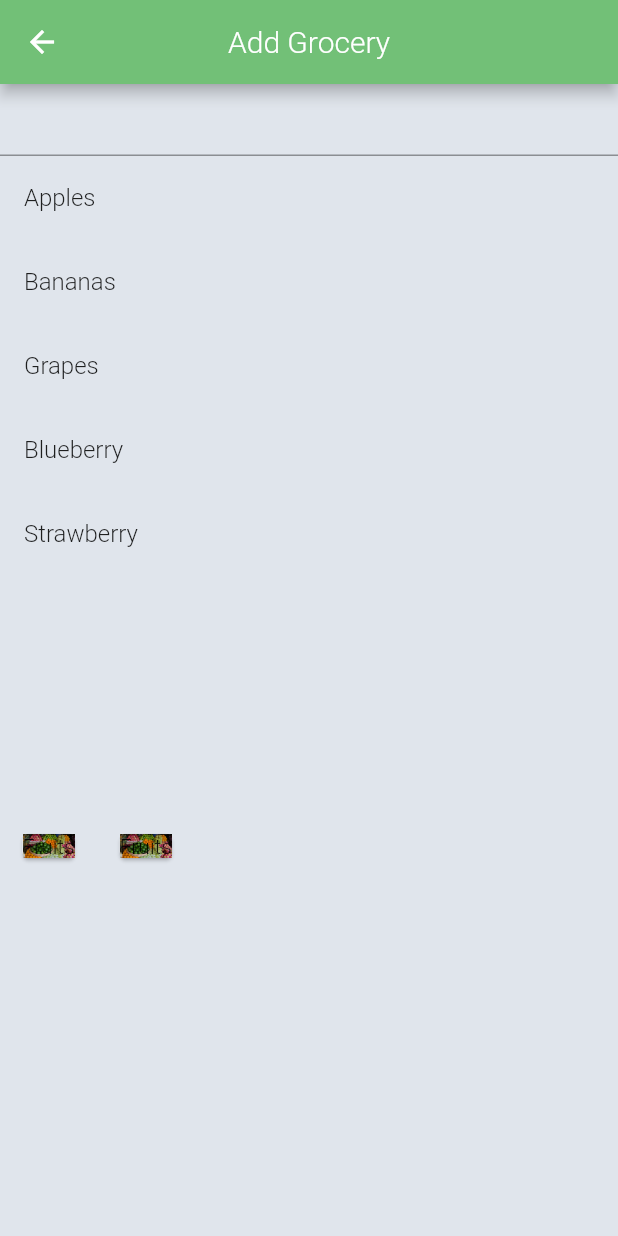
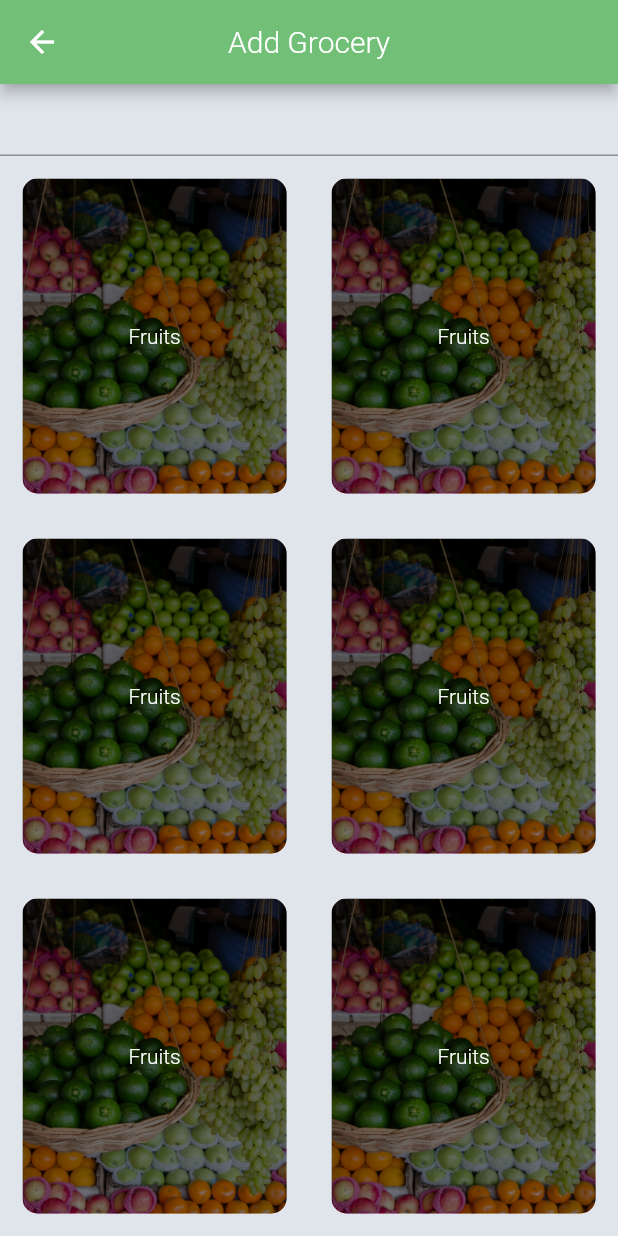
Before and after one commit to ojasvinaik13/GroPlan, a Flutter app: the AddPage screen opened directly, on a phone screen of 412 x 824 dp. Run offline on Flutter 3.47's test engine with Material 2 defaults, Android fonts, the phone set to English and light mode, and no system bars.

Commit message:
Added Cards for add page

```diff
--- a/groplan/lib/components/category_card.dart
+++ b/groplan/lib/components/category_card.dart
@@ -1,8 +1,7 @@
 import 'package:flutter/material.dart';
 
 class CategoryCard extends StatelessWidget {
-  CategoryCard(
-      {@required this.titleText, this.onClick, @required this.imgname});
+  CategoryCard({this.titleText, this.onClick, @required this.imgname});
 
   final Widget titleText;
   final Function onClick;
@@ -12,17 +11,29 @@ class CategoryCard extends StatelessWidget {
   Widget build(BuildContext context) {
     return GestureDetector(
       onTap: onClick,
-      child: Card(
-        child: Container(
-          decoration: BoxDecoration(
-            image: DecorationImage(
-              image: AssetImage(imgname),
-              fit: BoxFit.fitWidth,
+      child: Stack(
+        children: <Widget>[
+          Container(
+            alignment: Alignment.center,
+            margin: EdgeInsets.all(15.0),
+            decoration: BoxDecoration(
+              borderRadius: BorderRadius.circular(10.0),
+              image: DecorationImage(
+                image: AssetImage(imgname),
+                fit: BoxFit.cover,
+              ),
             ),
           ),
-          child: titleText,
-        ),
-        margin: EdgeInsets.all(15.0),
+          Container(
+            alignment: Alignment.center,
+            margin: EdgeInsets.all(15.0),
+            child: titleText,
+            decoration: BoxDecoration(
+              borderRadius: BorderRadius.circular(10.0),
+              color: Color.fromRGBO(0, 0, 0, 0.5),
+            ),
+          )
+        ],
       ),
     );
   }
--- a/groplan/lib/pages/add.dart
+++ b/groplan/lib/pages/add.dart
@@ -78,47 +78,91 @@ class _AddPageState extends State<AddPage> {
           title: const Text('Add Grocery'),
         ),
         body: Column(
-          children: [
+          crossAxisAlignment: CrossAxisAlignment.stretch,
+          children: <Widget>[
             TextField(
               controller: _searchController,
               onChanged: search,
             ),
-            Flexible(
-                child: searchresult.length != 0 ||
-                        _searchController.text.isNotEmpty
-                    ? new ListView.builder(
-                        shrinkWrap: true,
-                        itemCount: searchresult.length,
-                        itemBuilder: (BuildContext context, int index) {
-                          String listData = searchresult[index];
-                          return new ListTile(
-                            title: new Text(listData.toString()),
-                          );
-                        },
-                      )
-                    : new ListView.builder(
-                        shrinkWrap: true,
-                        itemCount: _list.length,
-                        itemBuilder: (BuildContext context, int index) {
-                          String listData = _list[index];
-                          return new ListTile(
-                            title: new Text(listData.toString()),
-                          );
-                        },
-                      )),
+
+            // Flexible(
+            //     child: searchresult.length != 0 ||
+            //             _searchController.text.isNotEmpty
+            //         ? new ListView.builder(
+            //             shrinkWrap: true,
+            //             itemCount: searchresult.length,
+            //             itemBuilder: (BuildContext context, int index) {
+            //               String listData = searchresult[index];
+            //               return new ListTile(
+            //                 title: new Text(listData.toString()),
+            //               );
+            //             },
+            //           )
+            //         : new ListView.builder(
+            //             shrinkWrap: true,
+            //             itemCount: _list.length,
+            //             itemBuilder: (BuildContext context, int index) {
+            //               String listData = _list[index];
+            //               return new ListTile(
+            //                 title: new Text(listData.toString()),
+            //               );
+            //             },
+            //           )),
             Expanded(
                 child: Row(
-              children: [
-                CategoryCard(
-                  titleText: Text("Fruits"),
+              children: <Widget>[
+                Expanded(
+                    child: CategoryCard(
+                  titleText: Text(
+                    "Fruits",
+                    style: TextStyle(color: Colors.white),
+                  ),
                   imgname: "images/fruits.jpg",
-                ),
-                CategoryCard(
-                  titleText: Text("Fruits"),
+                )),
+                Expanded(
+                    child: CategoryCard(
+                  titleText:
+                      Text("Fruits", style: TextStyle(color: Colors.white)),
                   imgname: "images/fruits.jpg",
-                )
+                )),
               ],
-            ))
+            )),
+            Expanded(
+                child: Row(
+              children: <Widget>[
+                Expanded(
+                    child: CategoryCard(
+                  titleText:
+                      Text("Fruits", style: TextStyle(color: Colors.white)),
+                  imgname: "images/fruits.jpg",
+                )),
+                Expanded(
+                    child: CategoryCard(
+                  titleText:
+                      Text("Fruits", style: TextStyle(color: Colors.white)),
+                  imgname: "images/fruits.jpg",
+                )),
+              ],
+            )),
+            Expanded(
+                child: Row(
+              children: <Widget>[
+                Expanded(
+                    child: CategoryCard(
+                  titleText:
+                      Text("Fruits", style: TextStyle(color: Colors.white)),
+                  imgname: "images/fruits.jpg",
+                )),
+                Expanded(
+                    child: CategoryCard(
+                  titleText: Text(
+                    "Fruits",
+                    style: TextStyle(color: Colors.white),
+                  ),
+                  imgname: "images/fruits.jpg",
+                )),
+              ],
+            )),
           ],
         ));
   }
```
